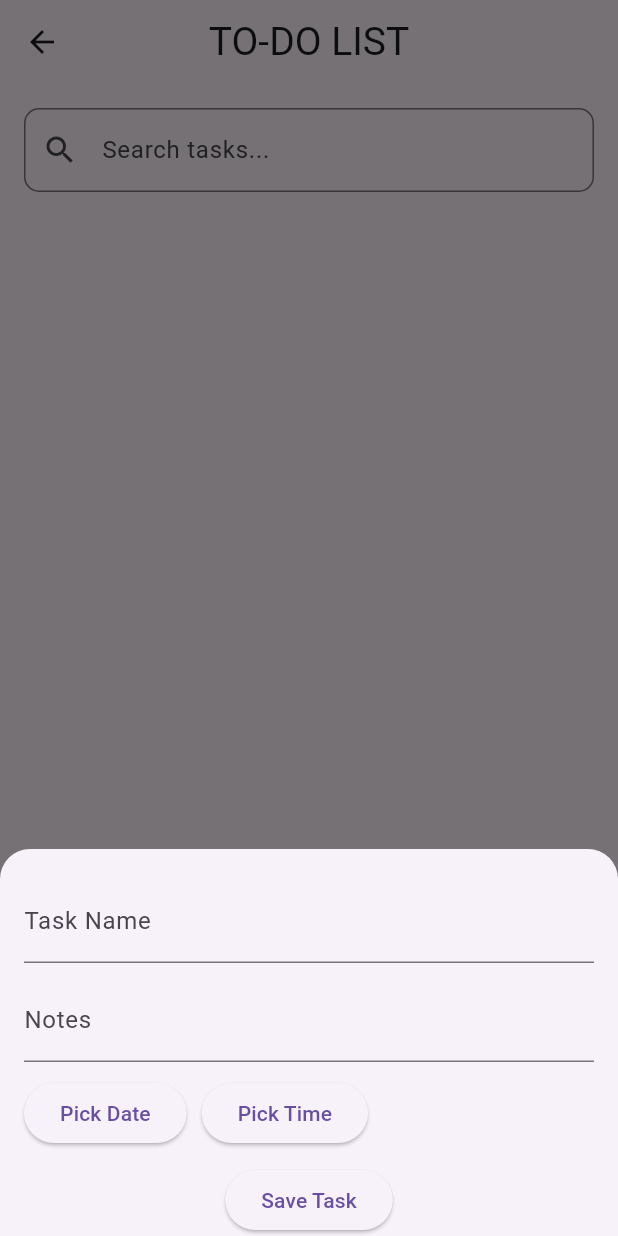
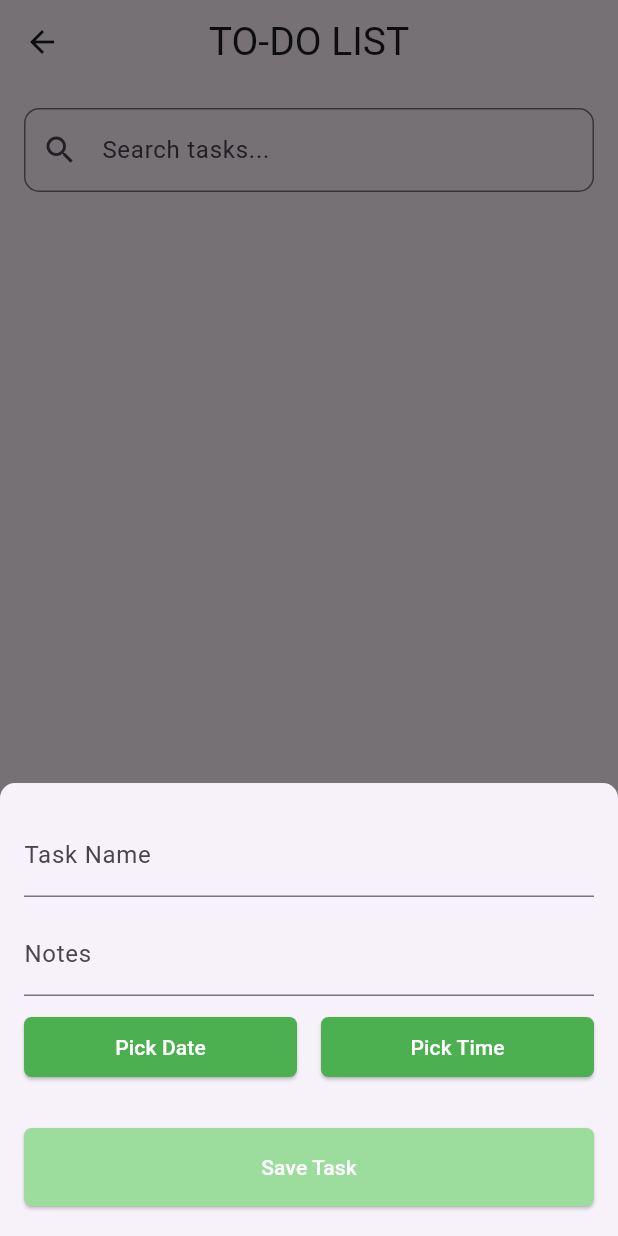
Before and after one commit to adlinzahid/pomodoropro, a Flutter app: the TodoListPage screen opened directly, after a tap on "+ Create Task", on a phone screen of 412 x 824 dp. Run offline on Flutter 3.47's test engine with Material 3 defaults, Android fonts, the phone set to English and light mode, and no system bars; our stand-ins replace cloud_firestore, firebase_auth, firebase_core, flutter_hooks, hooks_riverpod, table_calendar; accounts and stored records are empty.

Commit message:
my updates to todo_page.dart

```diff
--- a/lib/todo_page.dart
+++ b/lib/todo_page.dart
@@ -159,6 +159,8 @@ class TodoListPage extends HookConsumerWidget {
           ),
           Padding(
             padding: const EdgeInsets.all(16.0),
+            child: SizedBox(
+              width: double.infinity,
               child: ElevatedButton(
                 onPressed: () {
                   showModalBottomSheet(
@@ -166,7 +168,7 @@ class TodoListPage extends HookConsumerWidget {
                     isScrollControlled: true,
                     shape: const RoundedRectangleBorder(
                       borderRadius:
-                        BorderRadius.vertical(top: Radius.circular(20)),
+                          BorderRadius.vertical(top: Radius.circular(10)),
                     ),
                     builder: (context) {
                       return Padding(
@@ -192,22 +194,79 @@ class TodoListPage extends HookConsumerWidget {
                             ),
                             const SizedBox(height: 10),
                             Row(
+                              mainAxisAlignment: MainAxisAlignment.spaceBetween,
                               children: [
-                              ElevatedButton(
+                                Expanded(
+                                    child: Padding(
+                                  padding: const EdgeInsets.only(right: 8.0),
+                                  child: ElevatedButton(
                                     onPressed: pickDate,
+                                    style: ElevatedButton.styleFrom(
+                                      backgroundColor: Colors.green,
+                                      foregroundColor: Colors.white,
+                                      shape: RoundedRectangleBorder(
+                                        borderRadius: BorderRadius.circular(5),
+                                      ),
+                                    ),
                                     child: const Text('Pick Date'),
                                   ),
-                              const SizedBox(width: 10),
-                              ElevatedButton(
+                                )),
+                                Expanded(
+                                    child: Padding(
+                                  padding: const EdgeInsets.only(left: 8.0),
+                                  child: ElevatedButton(
                                     onPressed: pickTime,
+                                    style: ElevatedButton.styleFrom(
+                                      backgroundColor: Colors.green,
+                                      foregroundColor: Colors.white,
+                                      shape: RoundedRectangleBorder(
+                                        borderRadius: BorderRadius.circular(5),
+                                      ),
+                                    ),
                                     child: const Text('Pick Time'),
                                   ),
+                                ))
                               ],
                             ),
                             const SizedBox(height: 10),
-                          ElevatedButton(
+                            SizedBox(
+                              width: double.infinity,
+                              child: Padding(
+                                padding:
+                                    const EdgeInsets.symmetric(vertical: 20.0),
+                                child: ElevatedButton(
                                   onPressed: saveTask,
+                                  style: ButtonStyle(
+                                    backgroundColor:
+                                        WidgetStateProperty.resolveWith(
+                                            (states) {
+                                      if (states
+                                          .contains(WidgetState.hovered)) {
+                                        return const Color.fromARGB(
+                                            255, 136, 211, 138); // Hover color
+                                      } else if (states
+                                          .contains(WidgetState.pressed)) {
+                                        return const Color.fromARGB(255, 116,
+                                            191, 118); // Pressed color
+                                      }
+                                      return const Color.fromARGB(
+                                          255, 156, 221, 158); // Default color
+                                    }),
+                                    foregroundColor:
+                                        WidgetStateProperty.all(Colors.white),
+                                    shape: WidgetStateProperty.all(
+                                      RoundedRectangleBorder(
+                                        borderRadius: BorderRadius.circular(5),
+                                      ),
+                                    ),
+                                    padding: WidgetStateProperty.all(
+                                      const EdgeInsets.symmetric(
+                                          vertical: 16.0),
+                                    ),
+                                  ),
                                   child: const Text('Save Task'),
+                                ),
+                              ),
                             ),
                           ],
                         ),
@@ -215,7 +274,16 @@ class TodoListPage extends HookConsumerWidget {
                     },
                   );
                 },
+                style: ElevatedButton.styleFrom(
+                  backgroundColor: Colors.green,
+                  foregroundColor: Colors.white,
+                  shape: RoundedRectangleBorder(
+                    borderRadius: BorderRadius.circular(10),
+                  ),
+                  padding: const EdgeInsets.symmetric(vertical: 16.0),
+                ),
                 child: const Text('+ Create Task'),
+              ),
             ),
           ),
         ],
```
Lines whose indentation alone changed are shown as unchanged.
